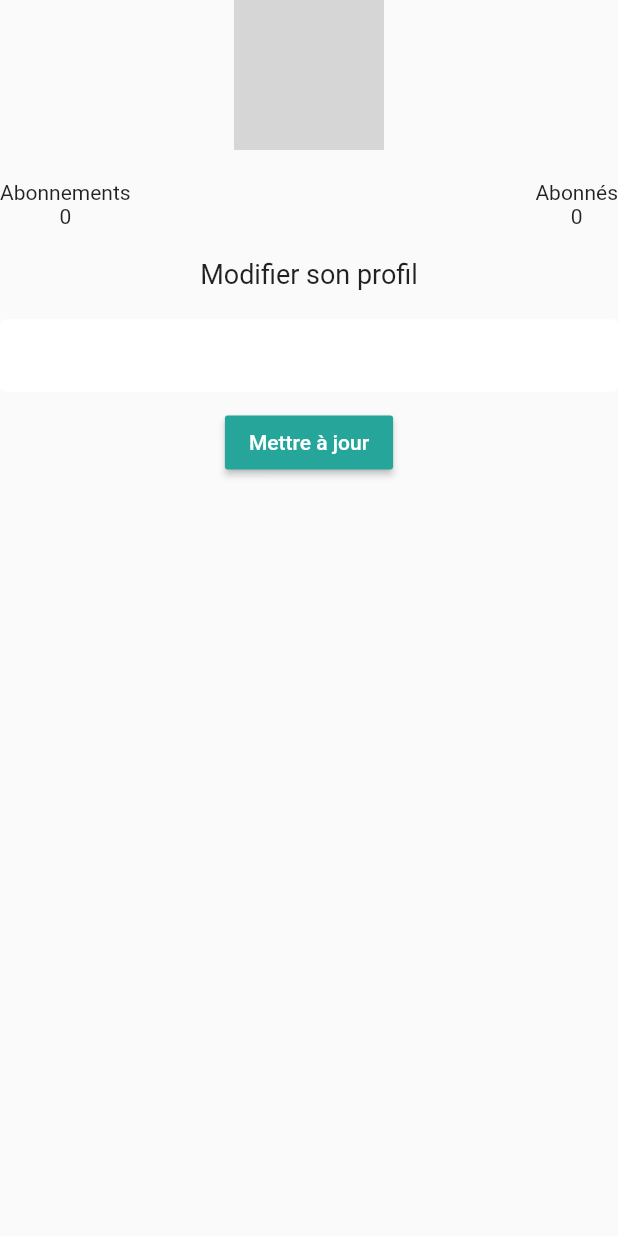
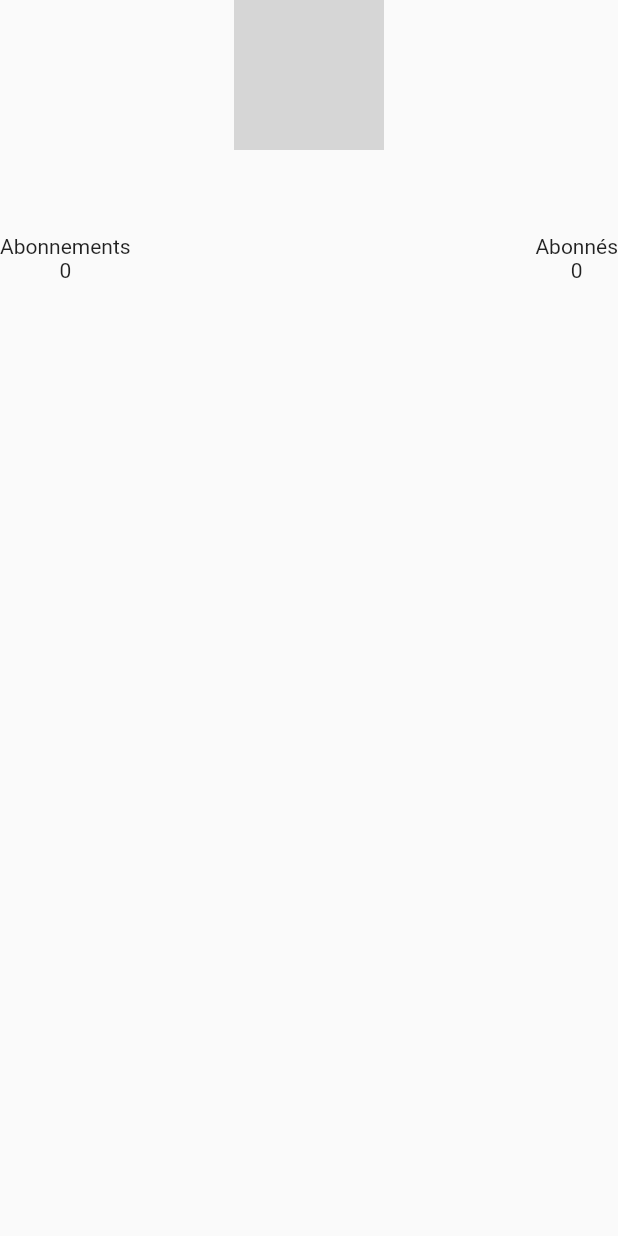
Before and after one commit to Ilan-co/FL1-Wow, a Flutter app: the SettingsForm widget shown alone on an empty page, opened directly, on a phone screen of 412 x 824 dp. Run offline on Flutter 3.47's test engine with Material 2 defaults, Android fonts, the phone set to English and light mode, and no system bars; our stand-ins replace cloud_firestore, firebase_auth, firebase_messaging, firebase_storage, flutter_spinkit, geolocator and 2 more; missing offline and left inert: geocoder; accounts and stored records are empty; network calls fail; grey boxes are pictures that could not be loaded.

Commit message:
Remove Edit Information

```diff
--- a/flutagram/lib/Pages/home/settings_form.dart
+++ b/flutagram/lib/Pages/home/settings_form.dart
@@ -1,7 +1,6 @@
+import 'package:flutagram/Assets/loading.dart';
 import 'package:flutagram/Models/user.dart';
 import 'package:flutagram/Services/database.dart';
-import 'package:flutagram/Assets/constants.dart';
-import 'package:flutagram/Assets/loading.dart';
 import 'package:flutter/material.dart';
 import 'package:provider/provider.dart';
 
@@ -12,10 +11,6 @@ class SettingsForm extends StatefulWidget {
 
 class _SettingsFormState extends State<SettingsForm> {
   final GlobalKey<FormState> _formKey = GlobalKey<FormState>();
-
-  // form values
-  String _currentName;
-  String _currentLocation;
 
   @override
   Widget build(BuildContext context) {
@@ -40,6 +35,10 @@ class _SettingsFormState extends State<SettingsForm> {
                   const SizedBox(
                     height: 20.0,
                   ),
+                  Text(userData.name ?? 'Non indiqué'),
+                  const SizedBox(
+                    height: 20.0,
+                  ),
                   Row(
                     mainAxisAlignment: MainAxisAlignment.spaceBetween,
                     children: <Widget>[
@@ -61,37 +60,6 @@ class _SettingsFormState extends State<SettingsForm> {
                       ),
                     ],
                   ),
-                  const SizedBox(
-                    height: 20.0,
-                  ),
-                  const Text(
-                    'Modifier son profil',
-                    style: TextStyle(fontSize: 18.0),
-                  ),
-                  const SizedBox(height: 20.0),
-                  TextFormField(
-                    initialValue: userData.name,
-                    decoration: textInputDecoration,
-                    validator: (String val) => val.isEmpty ? 'Entrer un nom' : null,
-                    onChanged: (String val) => setState(() => _currentName = val),
-                  ),
-                  const SizedBox(height: 10.0),
-                  RaisedButton(
-                    color: Colors.teal[400],
-                    child: const Text(
-                      'Mettre à jour',
-                      style: TextStyle(color: Colors.white),
-                    ),
-                    onPressed: () async {
-                      if (_formKey.currentState.validate()) {
-                        await DatabaseService(uid: user.uid).updateUserData(
-                          _currentLocation ?? snapshot.data.location,
-                          _currentName ?? snapshot.data.name,
-                        );
-                        Navigator.pop(context);
-                      }
-                    },
-                  ),
                 ],
               ),
             );
```
